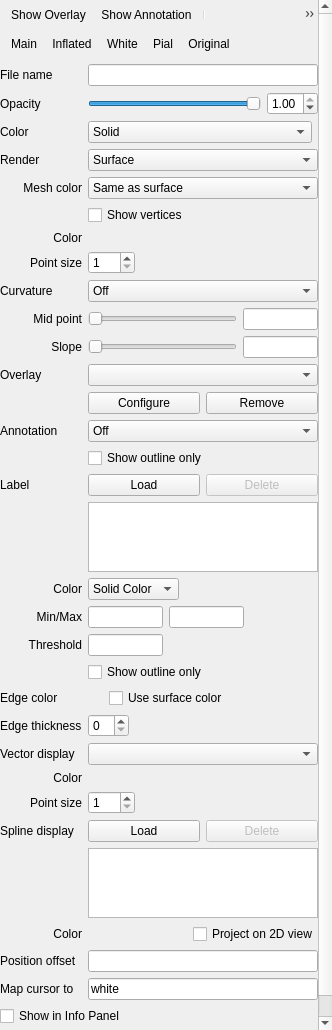
Above: freeview/PanelSurface.ui from freesurfer/freesurfer before the change. Below: the same form after it.
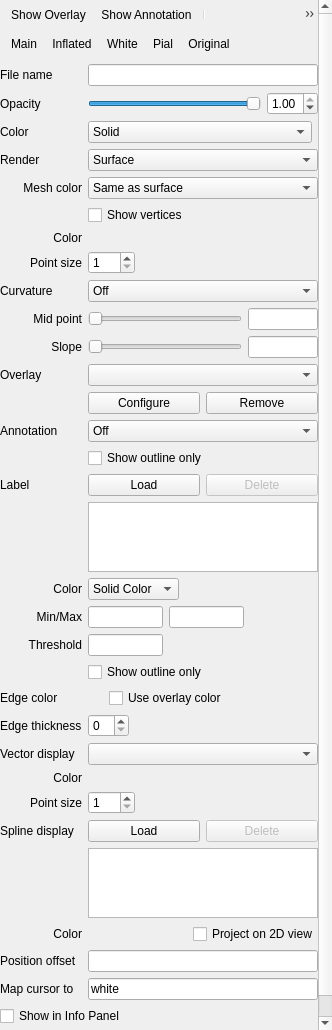
That is the form after the change. Icons and pictures are not drawn. Custom widgets are drawn as their Qt base class.

Commit message: Qt5 ready. Fixed bug on surface overlay control panel. Added smooth suboption in command-line for surface overlay loading. rpwang

What changed in the file:
```diff
--- a/freeview/PanelSurface.ui
+++ b/freeview/PanelSurface.ui
@@ -23,9 +23,9 @@
    <property name="geometry">
     <rect>
      <x>0</x>
-     <y>-107</y>
-     <width>318</width>
-     <height>1145</height>
+     <y>0</y>
+     <width>332</width>
+     <height>1245</height>
     </rect>
    </property>
    <layout class="QVBoxLayout" name="verticalLayout">
@@ -112,7 +112,7 @@
           </property>
           <property name="maximumSize">
            <size>
-            <width>75</width>
+            <width>70</width>
             <height>16777215</height>
            </size>
           </property>
@@ -612,7 +612,7 @@
         <item>
          <widget class="QCheckBox" name="checkBoxUseSurfaceColor2D">
           <property name="text">
-           <string>Use surface color</string>
+           <string>Use overlay color</string>
           </property>
          </widget>
         </item>
@@ -731,7 +731,7 @@
           </property>
           <property name="maximumSize">
            <size>
-            <width>75</width>
+            <width>70</width>
             <height>16777215</height>
            </size>
           </property>
```
Left out of the diff: 2 changed lines with no effect on the pictures. The commit also changes 38 other files.
